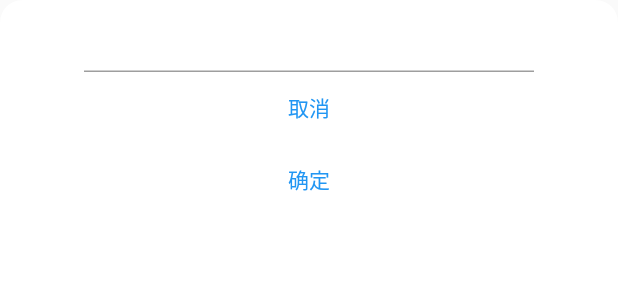
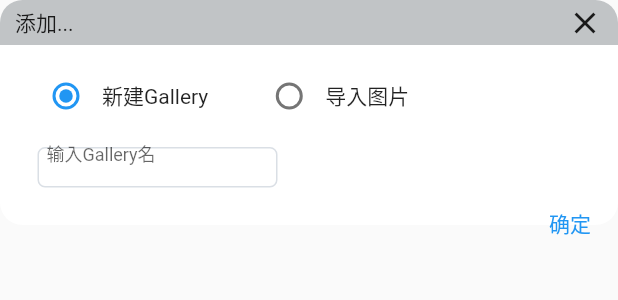
Before and after one commit to guchengxi1994/wallpaper_manager, a Flutter app: the AddDialog widget shown alone on an empty page, opened directly, on a phone screen of 412 x 824 dp. Shown: the top 300 px of the screen. Run offline on Flutter 3.47's test engine with Material 2 defaults, Android fonts, the phone set to English and light mode, and no system bars; our stand-ins replace extended_image, flutter_smart_dialog, freezed_annotation, loading_indicator; missing offline and left inert: dart:ffi, desktop_drop, file_type, flutter_rust_bridge, gif, hovering and 2 more; statements that could not run were skipped.

Commit message:
feat : UI update

```diff
--- a/lib/screens/wallpaper/add_one_image_card.dart
+++ b/lib/screens/wallpaper/add_one_image_card.dart
@@ -57,6 +57,13 @@ class AddDialog extends StatefulWidget {
 class _AddDialogState extends State<AddDialog> {
   final TextEditingController controller = TextEditingController();
 
+  final String newFolder = "新建Gallery";
+  final String newFile = "导入图片";
+  late String groupString = newFolder;
+
+  late double folderHeight = 150;
+  late double fileHeight = 400;
+
   @override
   void dispose() {
     controller.dispose();
@@ -65,31 +72,111 @@ class _AddDialogState extends State<AddDialog> {
 
   @override
   Widget build(BuildContext context) {
+    // print(groupString);
     return Container(
+      // padding: const EdgeInsets.all(10),
       width: 500,
-      height: 400,
+      height: groupString == newFolder ? folderHeight : fileHeight,
       decoration: BoxDecoration(
           color: Colors.white, borderRadius: BorderRadius.circular(15)),
       child: Column(
+        crossAxisAlignment: CrossAxisAlignment.start,
         children: [
-          SizedBox(
-            width: 300,
-            child: TextField(
-              controller: controller,
+          Container(
+            padding: const EdgeInsets.only(left: 10, right: 10),
+            decoration: const BoxDecoration(
+                color: Color.fromARGB(255, 193, 196, 198),
+                borderRadius: BorderRadius.only(
+                    topLeft: Radius.circular(15),
+                    topRight: Radius.circular(15))),
+            height: 30,
+            child: Row(
+              children: [
+                const Text("添加..."),
+                const Expanded(child: SizedBox()),
+                InkWell(
+                  onTap: () {
+                    Navigator.of(context).pop("");
+                  },
+                  child: const Icon(Icons.close),
+                )
+              ],
             ),
           ),
-          TextButton(
-              onPressed: () {
-                Navigator.of(context).pop("");
-              },
-              child: Text("取消")),
-          TextButton(
-              onPressed: () async {
-                Navigator.of(context).pop(controller.text);
-              },
-              child: Text("确定"))
+          const SizedBox(
+            height: 10,
+          ),
+          Row(
+            children: [
+              const SizedBox(
+                width: 20,
+              ),
+              Radio<String>(
+                value: newFolder,
+                groupValue: groupString,
+                onChanged: (value) {
+                  setState(() {
+                    groupString = value!;
+                  });
+                },
+              ),
+              Text(newFolder),
+              const SizedBox(
+                width: 30,
+              ),
+              Radio<String>(
+                value: newFile,
+                groupValue: groupString,
+                onChanged: (value) {
+                  setState(() {
+                    groupString = value!;
+                  });
+                },
+              ),
+              Text(newFile),
+            ],
+          ),
+          const SizedBox(
+            height: 10,
+          ),
+          Row(
+            children: [
+              const SizedBox(
+                width: 25,
+              ),
+              Container(
+                padding: padding,
+                decoration: BoxDecoration(
+                    border: Border.all(
+                        color: const Color.fromARGB(255, 218, 223, 229)),
+                    borderRadius: BorderRadius.circular(5)),
+                width: 160,
+                height: 27,
+                child: TextField(
+                  style: const TextStyle(fontSize: 12),
+                  controller: controller,
+                  decoration: const InputDecoration(
+                    hintText: "输入Gallery名",
+                    border: InputBorder.none,
+                  ),
+                ),
+              )
+            ],
+          ),
+          Row(
+            mainAxisAlignment: MainAxisAlignment.end,
+            children: [
+              TextButton(
+                  onPressed: () async {
+                    Navigator.of(context).pop(controller.text);
+                  },
+                  child: const Text("确定")),
+            ],
+          )
         ],
       ),
     );
   }
+
+  final padding = const EdgeInsets.only(left: 5, bottom: 4);
 }
--- a/lib/screens/wallpaper/gallary_card.dart
+++ b/lib/screens/wallpaper/gallary_card.dart
@@ -39,16 +39,23 @@ class GallaryCard extends StatelessWidget {
                 right: 0,
                 child: ClipRect(
                   child: BackdropFilter(
-                    filter: ImageFilter.blur(sigmaX: 2.0, sigmaY: 2.0),
+                    filter: ImageFilter.blur(sigmaX: 4.0, sigmaY: 4.0),
                     child: Container(
                       // the size where the blurring starts
-                      height: 50,
+                      height: 30,
                       color: Colors.transparent,
                     ),
                   ),
                 ),
               ),
-              Positioned(bottom: 5, child: Text(gallery.galleryName))
+              Positioned(
+                  left: 5,
+                  bottom: 5,
+                  child: Text(
+                    gallery.galleryName,
+                    softWrap: true,
+                    overflow: TextOverflow.ellipsis,
+                  ))
             ],
           ),
         ),
--- a/lib/screens/wallpaper/management_screen.dart
+++ b/lib/screens/wallpaper/management_screen.dart
@@ -52,7 +52,7 @@ class _WallpaperManagerScreenState extends State<WallpaperManagerScreen>
           floatingActionButton: Container(
             padding: const EdgeInsets.only(left: 5, right: 5),
             width: 300,
-            height: 50,
+            height: 40,
             decoration: BoxDecoration(
               borderRadius: BorderRadius.circular(10),
               boxShadow: const [
@@ -62,26 +62,6 @@ class _WallpaperManagerScreenState extends State<WallpaperManagerScreen>
             ),
             child: Row(
               children: [
-                // InkWell(
-                //   highlightColor: Colors.white,
-                //   borderRadius: const BorderRadius.only(
-                //       topLeft: Radius.circular(20),
-                //       bottomLeft: Radius.circular(20)),
-                //   onTap: () async {
-                //     final s = await api.getParentId();
-                //     debugPrint(s.toString());
-                //     if (s != -1) {
-                //       await api.setGalleryId(id: s);
-                //       ctx.read<WallpaperController>().init();
-                //     }
-                //   },
-                //   child: const SizedBox(
-                //     width: 30,
-                //     child: Center(
-                //       child: Icon(Icons.chevron_left),
-                //     ),
-                //   ),
-                // )
                 HoverWidget(
                   hoverChild: GestureDetector(
                     onTap: () async {
```
